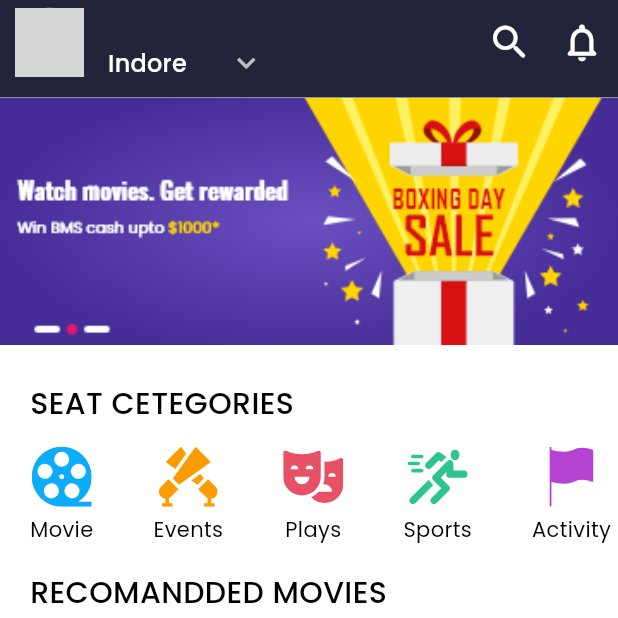
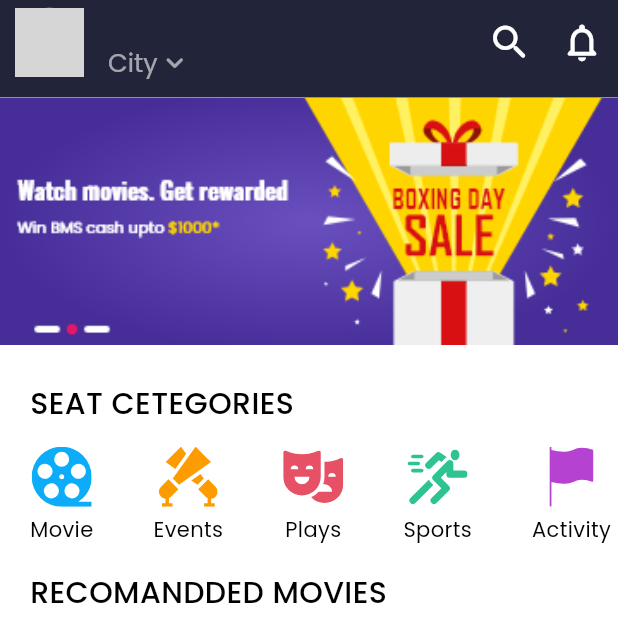
Before and after one commit to DeepakMewada20/Tickect-bokking-App, a Flutter app: the screen it shows once a user with an empty profile is signed in, on a phone screen of 412 x 824 dp, the top half of it. Run offline on Flutter 3.47's test engine with Material 3 defaults, Android fonts, the phone set to English and light mode, and no system bars; drawn by our look-alikes of cached_network_image, google_maps_flutter; our stand-ins replace firebase_auth, firebase_core, flutter_svg, get, google_sign_in; accounts and stored records are empty; network calls fail; grey boxes are pictures that could not be loaded.

Commit message:
I add location Screen In My app and

```diff
--- a/lib/pages/home_screen.dart
+++ b/lib/pages/home_screen.dart
@@ -5,6 +5,7 @@ import 'package:flutter_svg/flutter_svg.dart';
 import 'package:get/get.dart';
 import 'package:my_movie_ticket/controllers/auth_controller.dart';
 import 'package:my_movie_ticket/pages/profile_page.dart';
+import 'package:my_movie_ticket/pages/select_location_screen.dart';
 import 'package:my_movie_ticket/utils/constants.dart';
 import 'package:my_movie_ticket/utils/custom_slider.dart';
 import 'package:my_movie_ticket/utils/dummy_data.dart';
@@ -70,28 +71,50 @@ class _HomeScreenState extends State<HomeScreen> {
                 AuthController.instence.user!.displayName ?? "Name",
                 style: const TextStyle(color: Colors.white),
               ),
-              DropdownButton<String>(
-                value: cityName,
-                dropdownColor: MyTheme.appBarColor,
-                isDense: true,
-                underline: const SizedBox(),
-                icon: Icon(
-                  Icons.keyboard_arrow_down_sharp,
-                  color: Colors.white.withValues(alpha: 0.7),
+              GestureDetector(
+                onTap: () {
+                  Get.to(() => const SelectLocationScreen());
+                },
+                child: Row(
+                  crossAxisAlignment: CrossAxisAlignment.center,
+                  children: [
+                    Text(
+                      "City",
+                      style: TextStyle(
+                          color: Colors.white.withAlpha(150),
+                          fontSize: 17,
+                          inherit: true),
+                    ),
+                    Icon(
+                      Icons.keyboard_arrow_down_rounded,
+                      color: Colors.white.withAlpha(150),
+                      size: 23,
+                    )
+                  ],
                 ),
-                items: citys
-                    .map(
-                      (e) => DropdownMenuItem<String>(
-                        value: e,
-                        child: Text(
-                          e,
-                          style: const TextStyle(color: Colors.white),
-                        ),
-                      ),
-                    )
-                    .toList(),
-                onChanged: (st) => setCityName(st!),
-              ),
+              )
+              // DropdownButton<String>(
+              //   value: cityName,
+              //   dropdownColor: MyTheme.appBarColor,
+              //   isDense: true,
+              //   underline: const SizedBox(),
+              //   icon: Icon(
+              //     Icons.keyboard_arrow_down_sharp,
+              //     color: Colors.white.withValues(alpha: 0.7),
+              //   ),
+              //   items: citys
+              //       .map(
+              //         (e) => DropdownMenuItem<String>(
+              //           value: e,
+              //           child: Text(
+              //             e,
+              //             style: const TextStyle(color: Colors.white),
+              //           ),
+              //         ),
+              //       )
+              //       .toList(),
+              //   onChanged: (st) => setCityName(st!),
+              // ),
             ],
           ),
           actions: [
--- a/lib/pages/profile_page.dart
+++ b/lib/pages/profile_page.dart
@@ -68,6 +68,7 @@ class _ProfilePageState extends State<ProfilePage> {
                           horizontal: 20,
                         ),
                         child: TextFormField(
+
                           readOnly: ProfileController.instance.isEdit.value,
                           decoration: InputDecoration(
                             border: const OutlineInputBorder(
```
Also changed, not shown: lib/pages/select_location_screen.dart (added, +56 -0 lines).
